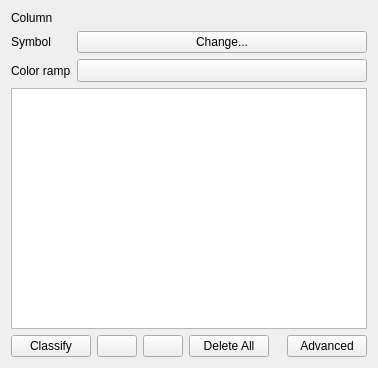
Qt form src/ui/qgscategorizedsymbolrendererv2widget.ui (qgis/QGIS) before a commit.
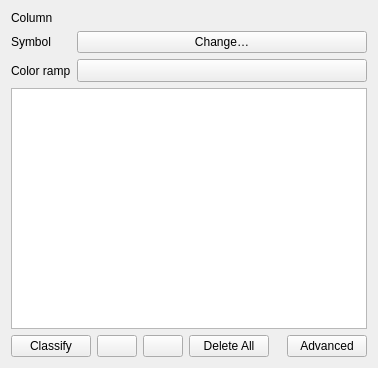
The same form after that commit. Icons and pictures are not drawn. Custom widgets are drawn as their Qt base class.

What changed in the file:
```diff
--- a/src/ui/qgscategorizedsymbolrendererv2widget.ui
+++ b/src/ui/qgscategorizedsymbolrendererv2widget.ui
@@ -53,7 +53,7 @@
       </sizepolicy>
      </property>
      <property name="text">
-      <string>Change...</string>
+      <string>Change…</string>
      </property>
     </widget>
    </item>
```
